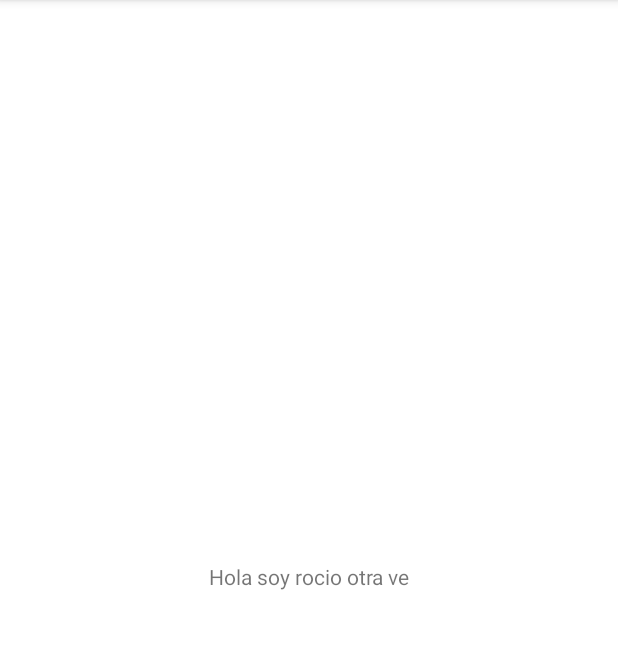
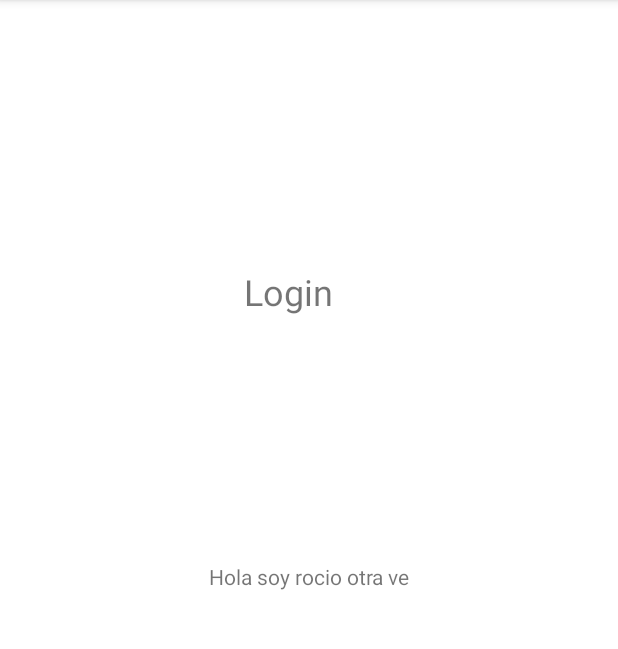
Before and after one commit to keatnis/ConsultorioDental, an Android app: the screen it shows after launch (MainActivity), on a phone screen of 412 x 824 dp, the part 84-733 px from its top. Run offline under Robolectric (Android 15) with nearby library versions, the light colour scheme and no system bars.

Commit message:
ya hice mis cambios jsjsjss

```diff
--- a/app/src/main/res/layout/activity_main.xml
+++ b/app/src/main/res/layout/activity_main.xml
@@ -15,4 +15,17 @@
         app:layout_constraintRight_toRightOf="parent"
         app:layout_constraintTop_toTopOf="parent" />
 
+    <TextView
+        android:id="@+id/textView"
+        android:layout_width="wrap_content"
+        android:layout_height="wrap_content"
+        android:text="Login"
+        android:textSize="24sp"
+        app:layout_constraintBottom_toBottomOf="parent"
+        app:layout_constraintEnd_toEndOf="parent"
+        app:layout_constraintHorizontal_bias="0.462"
+        app:layout_constraintStart_toStartOf="parent"
+        app:layout_constraintTop_toTopOf="parent"
+        app:layout_constraintVertical_bias="0.242" />
+
 </androidx.constraintlayout.widget.ConstraintLayout>
```
